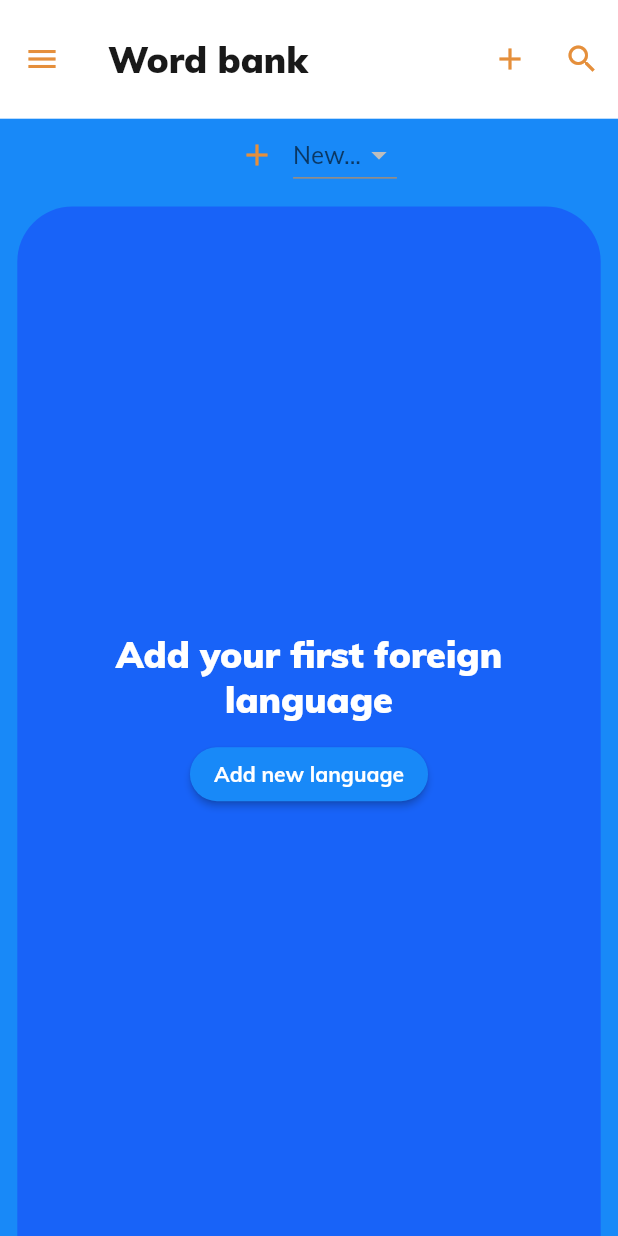
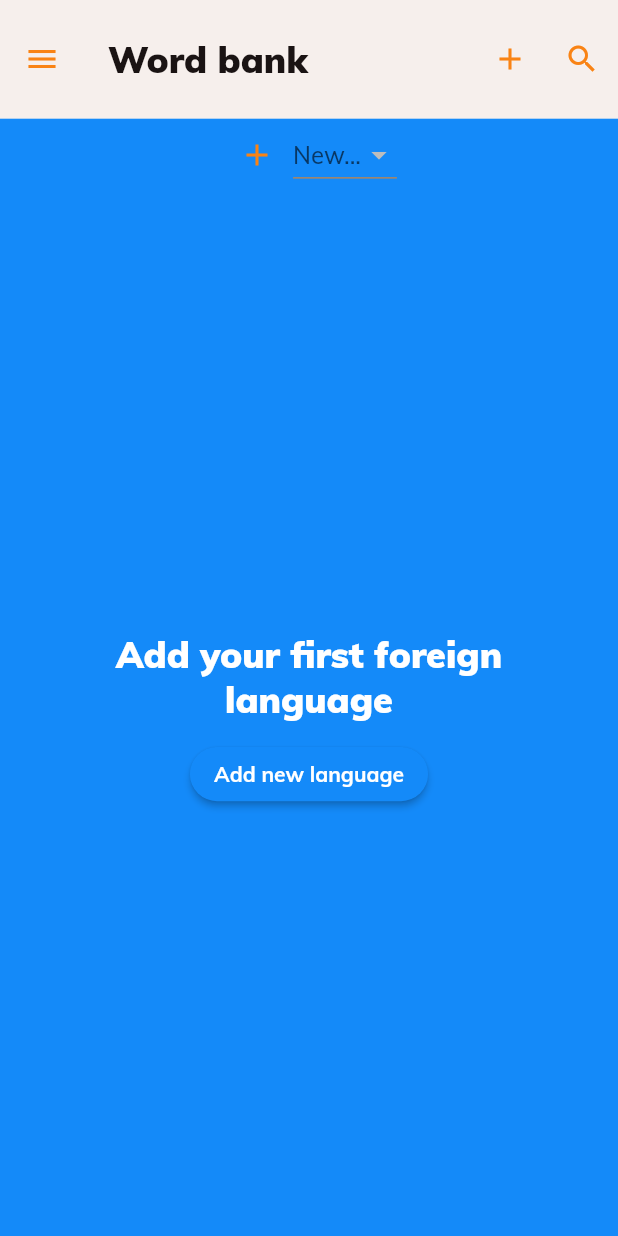
Before and after one commit to adam-podkowinski/easy_language, a Flutter app: the screen it shows after launch, after a tap on "Skip", after a tap on "Done", on a phone screen of 412 x 824 dp. Run offline on Flutter 3.47's test engine with Material 2 defaults, Android fonts, the phone set to English and light mode, and no system bars; our stand-ins replace auto_size_text, dartz, equatable, flutter_screenutil, flutter_slidable, flutter_svg and 6 more; missing offline and left inert: language_picker; accounts and stored records are empty; statements that could not run were skipped.

Commit message:
Change theming

```diff
--- a/lib/core/presentation/styles.dart
+++ b/lib/core/presentation/styles.dart
@@ -1,12 +1,13 @@
 import 'package:flutter/material.dart';
 
 class CustomTheme {
-  static const primary = Color(0xFF1889f8);
-  static const primaryVariant = Color(0xff1863f8);
-  static const secondary = Color(0xffe58f3b);
-  static const secondaryVariant = Color(0xfff85f18);
+  static const primary = Color(0xff148af9);
+  static const primaryVariant = Color(0xff3058b6);
+
+  static const secondary = Color(0xFFf98314);
+  static const secondaryVariant = Color(0xffd97212);
   static const surface = primary;
-  static const error = Colors.deepOrange;
+  static const error = Colors.redAccent;
   static const onPrimary = Colors.white;
   static const onSecondary = Colors.white;
   static const onSurface = Colors.white;
@@ -16,10 +17,10 @@ class CustomTheme {
   static const brightnessLight = Brightness.light;
   static const brightnessDark = Brightness.dark;
 
-  static const backgroundLight = Colors.white;
+  static const backgroundLight = Color(0xFFF6EFEC);
   static const onBackgroundLight = backgroundDark;
 
-  static const backgroundDark = Color(0xFF191919);
+  static const backgroundDark = Color(0xFF1A1313);
   static const onBackgroundDark = Colors.white;
 
   static TextTheme buildTextTheme(BuildContext context, Color onBackground) {
--- a/lib/features/login/presentation/pages/introduction_page.dart
+++ b/lib/features/login/presentation/pages/introduction_page.dart
@@ -32,12 +32,11 @@ class IntroductionPage extends StatelessWidget {
                 );
           },
           showSkipButton: true,
-          color: Theme.of(context).accentColor,
           skip: const Text('Skip'),
           next: const Text('Next'),
           done: const Text('Done'),
           dotsDecorator: DotsDecorator(
-            activeColor: Theme.of(context).accentColor,
+            activeColor: Theme.of(context).primaryColor,
           ),
         ),
       ),
--- a/lib/features/word_bank/presentation/widgets/word_bank_sheet.dart
+++ b/lib/features/word_bank/presentation/widgets/word_bank_sheet.dart
@@ -5,6 +5,26 @@ import 'package:easy_language/features/word_bank/presentation/widgets/no_words_i
 import 'package:easy_language/features/word_bank/presentation/widgets/words_in_dictionary_widget.dart';
 import 'package:flutter/material.dart';
 import 'package:provider/provider.dart';
+
+Color getSheetColor(BuildContext context) {
+  final bool isDark = Theme.of(context).brightness == Brightness.dark;
+
+  if (isDark) {
+    return Theme.of(context).colorScheme.primaryVariant;
+  } else {
+    return Theme.of(context).colorScheme.primary;
+  }
+}
+
+Color getSecondSheetColor(BuildContext context) {
+  final bool isDark = Theme.of(context).brightness == Brightness.dark;
+
+  if (!isDark) {
+    return Theme.of(context).colorScheme.primaryVariant;
+  } else {
+    return Theme.of(context).colorScheme.primary;
+  }
+}
 
 class WordBankSheet extends StatefulWidget {
   const WordBankSheet({
@@ -75,7 +95,7 @@ class _WordBankSheetState extends State<WordBankSheet> {
       child: Container(
         clipBehavior: Clip.hardEdge,
         decoration: BoxDecoration(
-          color: Theme.of(context).colorScheme.primaryVariant,
+          color: getSheetColor(context),
           borderRadius: BorderRadius.only(
             topLeft: Radius.circular(widget.radius),
             topRight: Radius.circular(widget.radius),
--- a/lib/main.dart
+++ b/lib/main.dart
@@ -17,7 +17,6 @@ Future<void> main() async {
 class EasyLanguage extends StatelessWidget {
   @override
   Widget build(BuildContext context) {
-    print(DateTime.now());
     return ScreenUtilInit(
       designSize: screenSize,
       builder: () => ChangeNotifierProvider(
```
Also changed, not shown: lib/features/word_bank/presentation/widgets/words_in_dictionary_widget.dart (+5 -8 lines).
